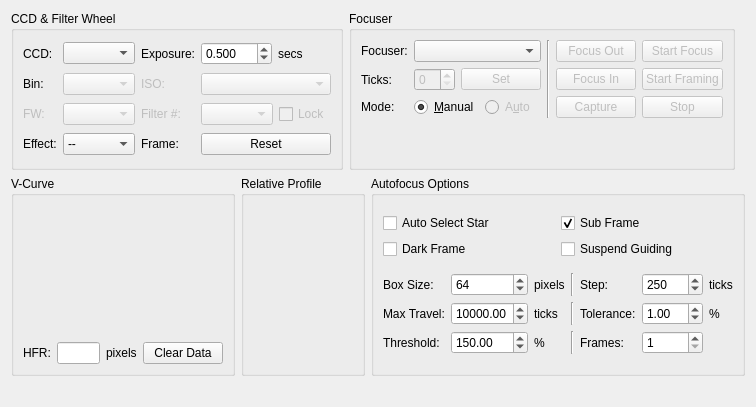
Before: the Qt Designer form kstars/ekos/focus.ui in KDE/kstars, drawn with Qt 5.
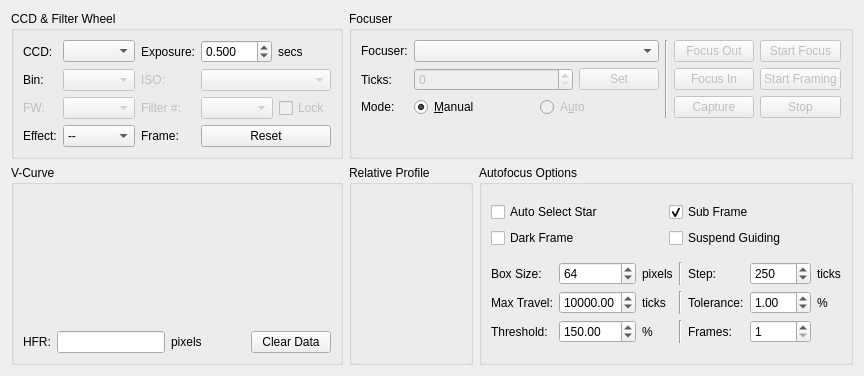
After: the same form once the commit is applied. Custom widgets are drawn as their Qt base class.

Commit message: Refactor variable and make the GUI a grid layout

What changed in the file:
```diff
--- a/kstars/ekos/focus.ui
+++ b/kstars/ekos/focus.ui
@@ -6,14 +6,14 @@
    <rect>
     <x>0</x>
     <y>0</y>
-    <width>747</width>
-    <height>407</height>
+    <width>799</width>
+    <height>374</height>
    </rect>
   </property>
   <layout class="QVBoxLayout" name="verticalLayout_5">
    <item>
-    <layout class="QHBoxLayout" name="horizontalLayout_5">
-     <item>
+    <layout class="QGridLayout" name="gridLayout_5">
+     <item row="0" column="0">
       <widget class="QGroupBox" name="ccdGroup">
        <property name="title">
         <string>CCD &amp;&amp; Filter Wheel</string>
@@ -206,7 +206,7 @@
        </layout>
       </widget>
      </item>
-     <item>
+     <item row="0" column="1" colspan="2">
       <widget class="QGroupBox" name="controlGroup">
        <property name="title">
         <string>Focuser</string>
@@ -378,24 +378,7 @@
        </layout>
       </widget>
      </item>
-     <item>
-      <spacer name="horizontalSpacer_2">
-       <property name="orientation">
-        <enum>Qt::Horizontal</enum>
-       </property>
-       <property name="sizeHint" stdset="0">
-        <size>
-         <width>40</width>
-         <height>20</height>
-        </size>
-       </property>
-      </spacer>
-     </item>
-    </layout>
-   </item>
-   <item>
-    <layout class="QHBoxLayout" name="horizontalLayout_6">
-     <item>
+     <item row="1" column="0">
       <widget class="QGroupBox" name="groupBox_4">
        <property name="sizePolicy">
         <sizepolicy hsizetype="Expanding" vsizetype="MinimumExpanding">
@@ -480,7 +463,7 @@
        </layout>
       </widget>
      </item>
-     <item>
+     <item row="1" column="1">
       <widget class="QGroupBox" name="profileGroup">
        <property name="sizePolicy">
         <sizepolicy hsizetype="MinimumExpanding" vsizetype="Preferred">
@@ -517,7 +500,7 @@
        </layout>
       </widget>
      </item>
-     <item>
+     <item row="1" column="2">
       <widget class="QGroupBox" name="groupBox_2">
        <property name="title">
         <string>Autofocus Options</string>
@@ -804,7 +787,7 @@
      <property name="sizeHint" stdset="0">
       <size>
        <width>20</width>
-       <height>0</height>
+       <height>1</height>
       </size>
      </property>
     </spacer>
```
Left out of the diff: 2 changed lines with no effect on the pictures. The commit also changes 1 other file.
